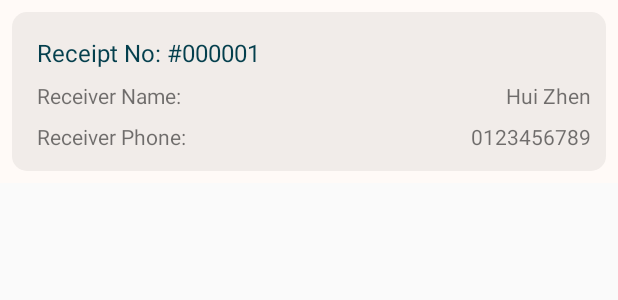
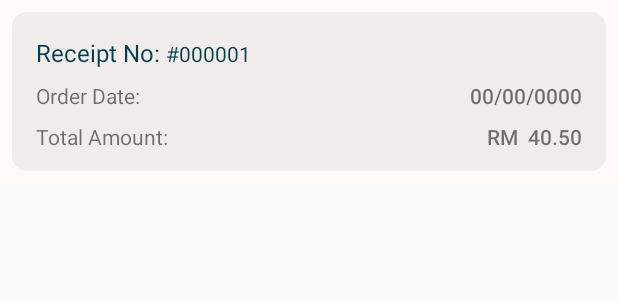
Before and after one commit to huizhen17/BowlHealthy, an Android app: the layout activity_single_myorder.xml on its own in the app's theme, with its tools: preview values and no code run, on a phone screen of 412 x 824 dp. Shown: the top 300 px of the screen. Run offline under Robolectric (Android 15) with nearby library versions, the phone set to English and light mode, and no system bars; Roboto replaces fonts that are not available here.

Commit message:
Done Receipt History + Few Amendment

```diff
--- a/app/src/main/java/com/example/bowlhealthy/CheckOut.java
+++ b/app/src/main/java/com/example/bowlhealthy/CheckOut.java
@@ -40,7 +40,6 @@ public class CheckOut extends AppCompatActivity {
     FirebaseAuth mAuth = FirebaseAuth.getInstance();
     FirebaseFirestore db = FirebaseFirestore.getInstance();
     ArrayList<CartDetail> mcartDetail = new ArrayList<>();
-    ArrayList<ReceiptDetail> mrepDetail = new ArrayList<>();
     RecyclerView mRecyclerview;
     OrderItemAdapter orderItemAdapter;
     TextView mtvRecName, mtvRecPhone;
@@ -199,12 +198,11 @@ public class CheckOut extends AppCompatActivity {
         subTotal = mtvSubtotal.getText().toString();
         amount = mtvTotalAmt.getText().toString();
 
-        ReceiptDetail repDetails = new ReceiptDetail(name,phone,date,time,subTotal,amount);
+        ReceiptDetail repDetails = new ReceiptDetail(receiptID,name,phone,date,time,subTotal,amount);
         DocumentReference orderList = db.collection("userDetail").document(id).collection("orderDetail").document(receiptID);
         orderList.set(repDetails).addOnSuccessListener(new OnSuccessListener<Void>() {
             @Override
             public void onSuccess(Void aVoid) {
-                Toast.makeText(CheckOut.this,"This menu is saved.",Toast.LENGTH_SHORT).show();
             }
         }).addOnFailureListener(new OnFailureListener() {
             @Override
@@ -247,7 +245,6 @@ public class CheckOut extends AppCompatActivity {
         cartItemList.set(mcartDetail).addOnSuccessListener(new OnSuccessListener<Void>() {
             @Override
             public void onSuccess(Void aVoid) {
-                Toast.makeText(CheckOut.this,"This menu is saved.",Toast.LENGTH_SHORT).show();
             }
         }).addOnFailureListener(new OnFailureListener() {
             @Override
@@ -261,7 +258,6 @@ public class CheckOut extends AppCompatActivity {
         getMenuDB.delete().addOnSuccessListener(new OnSuccessListener<Void>() {
             @Override
             public void onSuccess(Void aVoid) {
-                Toast.makeText(CheckOut.this,"This menu is removed from favourite list.",Toast.LENGTH_SHORT).show();
             }
         }).addOnFailureListener(new OnFailureListener() {
             @Override
--- a/app/src/main/java/com/example/bowlhealthy/OrderItemAdapter.java
+++ b/app/src/main/java/com/example/bowlhealthy/OrderItemAdapter.java
@@ -15,7 +15,7 @@ import androidx.recyclerview.widget.RecyclerView;
 public class OrderItemAdapter extends RecyclerView.Adapter<OrderItemAdapter.ViewHolder> {
 
     Context context;
-    ArrayList<CartDetail> repModel;
+    ArrayList<CartDetail> repModel = new ArrayList<>();
 
     //Create constructor for cart adapter
     public OrderItemAdapter(Context context, ArrayList<CartDetail> repModel){
--- a/app/src/main/res/layout/activity_single_myorder.xml
+++ b/app/src/main/res/layout/activity_single_myorder.xml
@@ -32,7 +32,7 @@
             android:id="@+id/textView"
             android:layout_width="wrap_content"
             android:layout_height="wrap_content"
-            android:layout_marginStart="10dp"
+            android:layout_marginStart="16dp"
             android:layout_marginTop="16dp"
             android:fontFamily="@font/roboto_italic"
             android:text="Receipt No:"
@@ -40,7 +40,7 @@
             android:textSize="16sp"
             app:layout_constraintBottom_toBottomOf="@+id/imageView13"
             app:layout_constraintEnd_toEndOf="@+id/imageView13"
-            app:layout_constraintHorizontal_bias="0.023"
+            app:layout_constraintHorizontal_bias="0.0"
             app:layout_constraintStart_toStartOf="@+id/imageView13"
             app:layout_constraintTop_toTopOf="@+id/imageView13"
             app:layout_constraintVertical_bias="0.0" />
@@ -53,7 +53,7 @@
             android:fontFamily="@font/roboto_italic"
             android:text="#000001"
             android:textColor="@color/colorPrimaryDark"
-            android:textSize="16sp"
+            android:textSize="14sp"
             app:layout_constraintBaseline_toBaselineOf="@+id/textView"
             app:layout_constraintEnd_toEndOf="@+id/imageView13"
             app:layout_constraintHorizontal_bias="0.0"
@@ -64,7 +64,7 @@
             android:layout_width="wrap_content"
             android:layout_height="wrap_content"
             android:layout_marginTop="8dp"
-            android:text="Receiver Name:"
+            android:text="Order Date:"
             app:layout_constraintBottom_toBottomOf="@+id/imageView13"
             app:layout_constraintEnd_toEndOf="@+id/textView"
             app:layout_constraintHorizontal_bias="0.0"
@@ -78,7 +78,7 @@
             android:layout_height="wrap_content"
             android:layout_marginBottom="16dp"
             android:layout_marginTop="8dp"
-            android:text="Receiver Phone:"
+            android:text="Total Amount:"
             app:layout_constraintBottom_toBottomOf="@+id/imageView13"
             app:layout_constraintEnd_toEndOf="@+id/textView37"
             app:layout_constraintHorizontal_bias="0.0"
@@ -87,26 +87,42 @@
             app:layout_constraintVertical_bias="0.0" />
 
         <TextView
-            android:id="@+id/tvSingleRepName"
+            android:id="@+id/tvSingleRepDate"
             android:layout_width="wrap_content"
             android:layout_height="wrap_content"
-            android:layout_marginEnd="10dp"
-            android:text="Hui Zhen"
+            android:layout_marginEnd="16dp"
+            android:fontFamily="sans-serif-medium"
+            android:text="00/00/0000"
             app:layout_constraintBaseline_toBaselineOf="@+id/textView37"
             app:layout_constraintEnd_toEndOf="@+id/imageView13"
             app:layout_constraintHorizontal_bias="1.0"
             app:layout_constraintStart_toEndOf="@+id/textView37" />
 
         <TextView
-            android:id="@+id/tvSingleRepPhone"
+            android:id="@+id/tvSingleRepAmount"
             android:layout_width="wrap_content"
             android:layout_height="wrap_content"
-            android:layout_marginEnd="10dp"
-            android:text="0123456789"
+            android:layout_marginEnd="16dp"
+            android:fontFamily="sans-serif-medium"
+            android:text="40.50"
             app:layout_constraintBaseline_toBaselineOf="@+id/textView41"
             app:layout_constraintEnd_toEndOf="@+id/imageView13"
             app:layout_constraintHorizontal_bias="1.0"
+            app:layout_constraintStart_toEndOf="@+id/textview2" />
+
+        <TextView
+            android:id="@+id/textview2"
+            android:layout_width="wrap_content"
+            android:layout_height="wrap_content"
+            android:layout_marginEnd="8dp"
+            android:fontFamily="sans-serif-medium"
+            android:text="RM"
+            app:layout_constraintBaseline_toBaselineOf="@+id/textView41"
+            app:layout_constraintEnd_toEndOf="@+id/imageView13"
+            app:layout_constraintHorizontal_bias="0.807"
             app:layout_constraintStart_toEndOf="@+id/textView41" />
+
+
     </androidx.constraintlayout.widget.ConstraintLayout>
 
 
```
Also changed, not shown: app/src/main/java/com/example/bowlhealthy/MainActivity.java (+11 -8 lines), app/src/main/java/com/example/bowlhealthy/OrderHistory.java (+79 -2 lines), app/src/main/java/com/example/bowlhealthy/ReceiptDetail.java (+16 -3 lines), app/src/main/java/com/example/bowlhealthy/SingleHistory.java (+47 -3 lines), app/src/main/java/com/example/bowlhealthy/SingleHistoryAdapter.java (added, +72 -0 lines).
